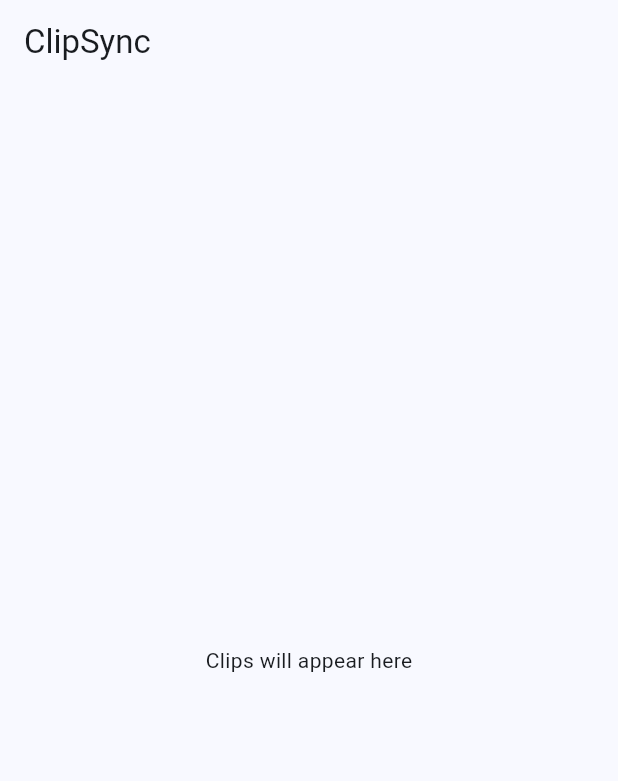
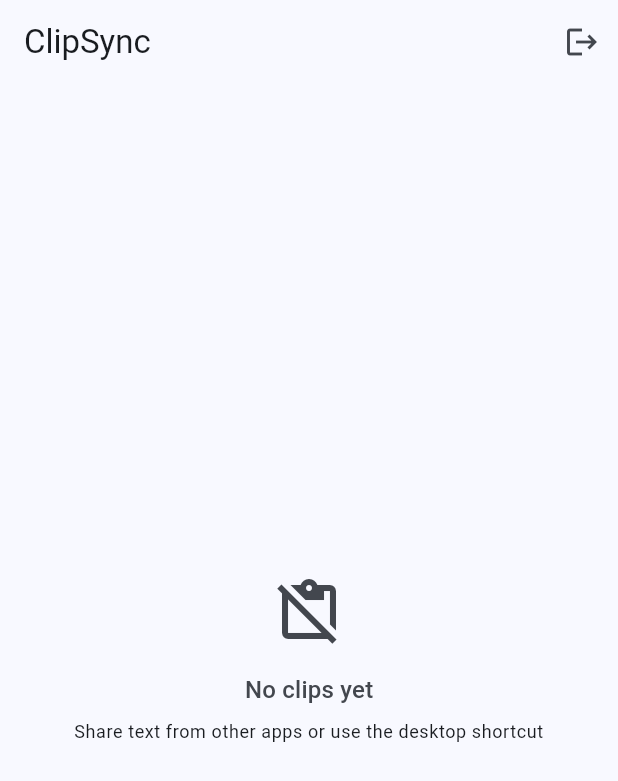
Before and after one commit to tanabe1478/clipsync, a Flutter app: the screen it shows once a user with an empty profile is signed in, on a phone screen of 412 x 824 dp. Shown: the top 781 px of the screen. Run offline on Flutter 3.47's test engine with Material 3 defaults, Android fonts, the phone set to English and light mode, and no system bars; our stand-ins replace flutter_dotenv, flutter_riverpod, go_router, supabase_flutter; accounts and stored records are empty.

Commit message:
feat: Flutter clips CRUD + UI with Riverpod (Phase 2c)
- ClipsRepository: fetchClips, saveClip, togglePin, deleteClip
  (same Supabase queries as desktop useClips.ts)
- ClipsNotifier: AsyncNotifier with dedup, Realtime handlers
- ClipItem: tap-to-copy, swipe-to-delete with confirmation dialog,
  pin toggle, device name + relative time
- ClipList: empty state with icon, ListView.builder
- ClipsScreen: RefreshIndicator, error state with retry, sign-out
- Replace app_router placeholder with real ClipsScreen
- 7 repository tests (validation, dedup) + 8 existing = 15 passing

Co-Authored-By: Claude Opus 4.6 (1M context) <noreply@anthropic.com>

```diff
--- /dev/null
+++ b/mobile/lib/features/clips/presentation/clip_list.dart
@@ -0,0 +1,59 @@
+import 'package:flutter/material.dart';
+import 'package:clipsync_mobile/shared/models/clip.dart';
+import 'package:clipsync_mobile/features/clips/presentation/clip_item.dart';
+
+class ClipList extends StatelessWidget {
+  final List<Clip> clips;
+  final void Function(Clip clip) onTogglePin;
+  final void Function(String clipId) onDelete;
+
+  const ClipList({
+    super.key,
+    required this.clips,
+    required this.onTogglePin,
+    required this.onDelete,
+  });
+
+  @override
+  Widget build(BuildContext context) {
+    if (clips.isEmpty) {
+      return Center(
+        child: Column(
+          mainAxisAlignment: MainAxisAlignment.center,
+          children: [
+            Icon(
+              Icons.content_paste_off,
+              size: 48,
+              color: Theme.of(context).colorScheme.onSurfaceVariant,
+            ),
+            const SizedBox(height: 16),
+            Text(
+              'No clips yet',
+              style: Theme.of(context).textTheme.titleMedium?.copyWith(
+                    color: Theme.of(context).colorScheme.onSurfaceVariant,
+                  ),
+            ),
+            const SizedBox(height: 8),
+            Text(
+              'Share text from other apps or use the desktop shortcut',
+              style: Theme.of(context).textTheme.bodySmall,
+              textAlign: TextAlign.center,
+            ),
+          ],
+        ),
+      );
+    }
+
+    return ListView.builder(
+      itemCount: clips.length,
+      itemBuilder: (context, index) {
+        final clip = clips[index];
+        return ClipItem(
+          clip: clip,
+          onTogglePin: () => onTogglePin(clip),
+          onDelete: () => onDelete(clip.id),
+        );
+      },
+    );
+  }
+}
--- /dev/null
+++ b/mobile/lib/features/clips/presentation/clips_screen.dart
@@ -0,0 +1,54 @@
+import 'package:flutter/material.dart';
+import 'package:flutter_riverpod/flutter_riverpod.dart';
+import 'package:clipsync_mobile/features/auth/application/auth_notifier.dart';
+import 'package:clipsync_mobile/features/clips/application/clips_notifier.dart';
+import 'package:clipsync_mobile/features/clips/presentation/clip_list.dart';
+
+class ClipsScreen extends ConsumerWidget {
+  const ClipsScreen({super.key});
+
+  @override
+  Widget build(BuildContext context, WidgetRef ref) {
+    final clipsState = ref.watch(clipsNotifierProvider);
+    final notifier = ref.read(clipsNotifierProvider.notifier);
+
+    return Scaffold(
+      appBar: AppBar(
+        title: const Text('ClipSync'),
+        actions: [
+          IconButton(
+            icon: const Icon(Icons.logout),
+            tooltip: 'Sign out',
+            onPressed: () async {
+              await ref.read(authNotifierProvider.notifier).signOut();
+            },
+          ),
+        ],
+      ),
+      body: RefreshIndicator(
+        onRefresh: () => notifier.refresh(),
+        child: clipsState.when(
+          loading: () => const Center(child: CircularProgressIndicator()),
+          error: (error, _) => Center(
+            child: Column(
+              mainAxisAlignment: MainAxisAlignment.center,
+              children: [
+                Text('Error: $error'),
+                const SizedBox(height: 8),
+                FilledButton(
+                  onPressed: () => notifier.refresh(),
+                  child: const Text('Retry'),
+                ),
+              ],
+            ),
+          ),
+          data: (clips) => ClipList(
+            clips: clips,
+            onTogglePin: (clip) => notifier.togglePin(clip),
+            onDelete: (clipId) => notifier.deleteClip(clipId),
+          ),
+        ),
+      ),
+    );
+  }
+}
--- a/mobile/lib/router/app_router.dart
+++ b/mobile/lib/router/app_router.dart
@@ -1,21 +1,8 @@
-import 'package:flutter/material.dart';
 import 'package:flutter_riverpod/flutter_riverpod.dart';
 import 'package:go_router/go_router.dart';
 import 'package:clipsync_mobile/features/auth/application/auth_notifier.dart';
 import 'package:clipsync_mobile/features/auth/presentation/auth_screen.dart';
-
-// Placeholder for clips screen (Phase 2c)
-class ClipsScreen extends StatelessWidget {
-  const ClipsScreen({super.key});
-
-  @override
-  Widget build(BuildContext context) {
-    return Scaffold(
-      appBar: AppBar(title: const Text('ClipSync')),
-      body: const Center(child: Text('Clips will appear here')),
-    );
-  }
-}
+import 'package:clipsync_mobile/features/clips/presentation/clips_screen.dart';
 
 final appRouterProvider = Provider<GoRouter>((ref) {
   final authState = ref.watch(authNotifierProvider);
```
Also changed, not shown: mobile/lib/features/clips/application/clips_notifier.dart (added, +81 -0 lines), mobile/lib/features/clips/data/clips_repository.dart (added, +67 -0 lines), mobile/lib/features/clips/presentation/clip_item.dart (added, +95 -0 lines), 1 other file.
